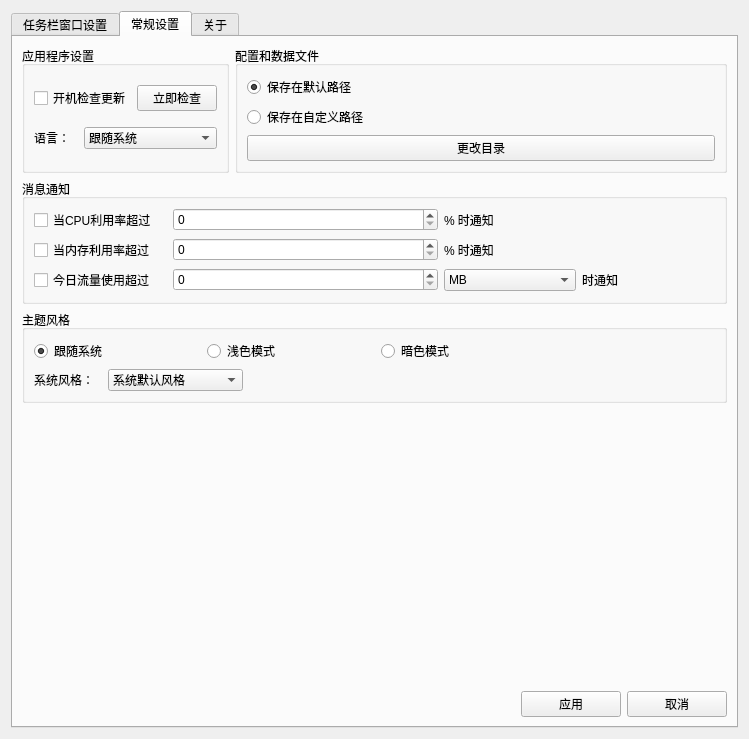
This is dde-dock-plugin/WinDdeDockSetting.ui in XMuli/NetSpeed as Qt 5 draws it before an edit. The edited form follows.
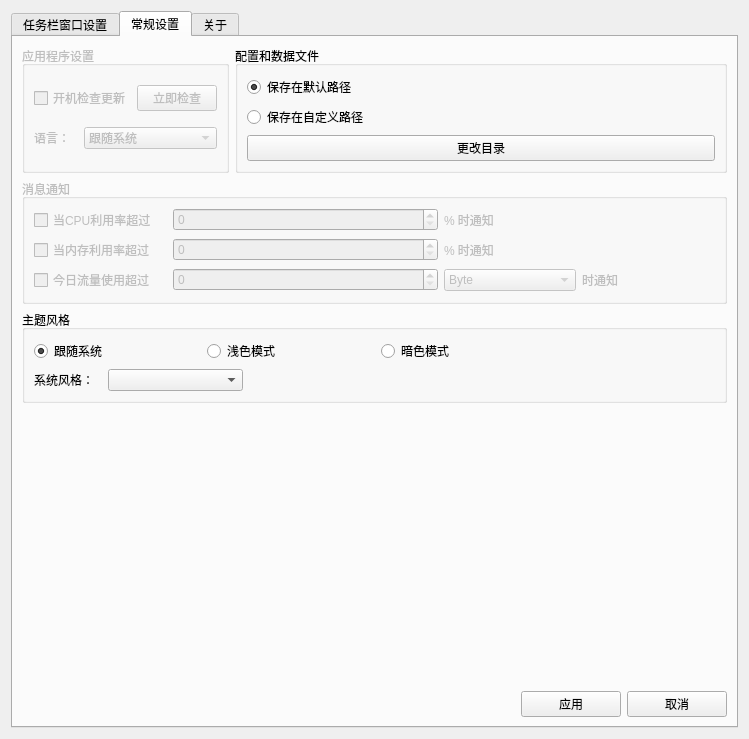
This is the edited form.

The edit to the form file:
```diff
--- a/dde-dock-plugin/WinDdeDockSetting.ui
+++ b/dde-dock-plugin/WinDdeDockSetting.ui
@@ -609,6 +609,9 @@
         <layout class="QHBoxLayout" name="horizontalLayout_25" stretch="2,5">
          <item>
           <widget class="QGroupBox" name="groupBox_12">
+           <property name="enabled">
+            <bool>false</bool>
+           </property>
            <property name="title">
             <string>应用程序设置</string>
            </property>
@@ -645,7 +648,13 @@
                </widget>
               </item>
               <item>
-               <widget class="QComboBox" name="comboBox_6">
+               <widget class="QComboBox" name="comboBoxLanguage">
+                <property name="enabled">
+                 <bool>false</bool>
+                </property>
+                <property name="editable">
+                 <bool>false</bool>
+                </property>
                 <item>
                  <property name="text">
                   <string>跟随系统</string>
@@ -705,6 +714,9 @@
        </item>
        <item>
         <widget class="QGroupBox" name="groupBox_14">
+         <property name="enabled">
+          <bool>false</bool>
+         </property>
          <property name="title">
           <string>消息通知</string>
          </property>
@@ -754,7 +766,12 @@
            <widget class="QSpinBox" name="spinBoxNetOver"/>
           </item>
           <item row="3" column="2">
-           <widget class="QComboBox" name="comboBoxNetUnit">
+           <widget class="QComboBox" name="comboBoxNetNumUnit">
+            <item>
+             <property name="text">
+              <string>Byte</string>
+             </property>
+            </item>
             <item>
              <property name="text">
               <string>MB</string>
@@ -845,13 +862,7 @@
              </widget>
             </item>
             <item>
-             <widget class="QComboBox" name="comboBoxStyle">
-              <item>
-               <property name="text">
-                <string>系统默认风格</string>
-               </property>
-              </item>
-             </widget>
+             <widget class="QComboBox" name="comboBoxStyle"/>
             </item>
             <item>
              <spacer name="horizontalSpacer_13">
```
Left out of the diff: 33 changed lines with no effect on the pictures.
